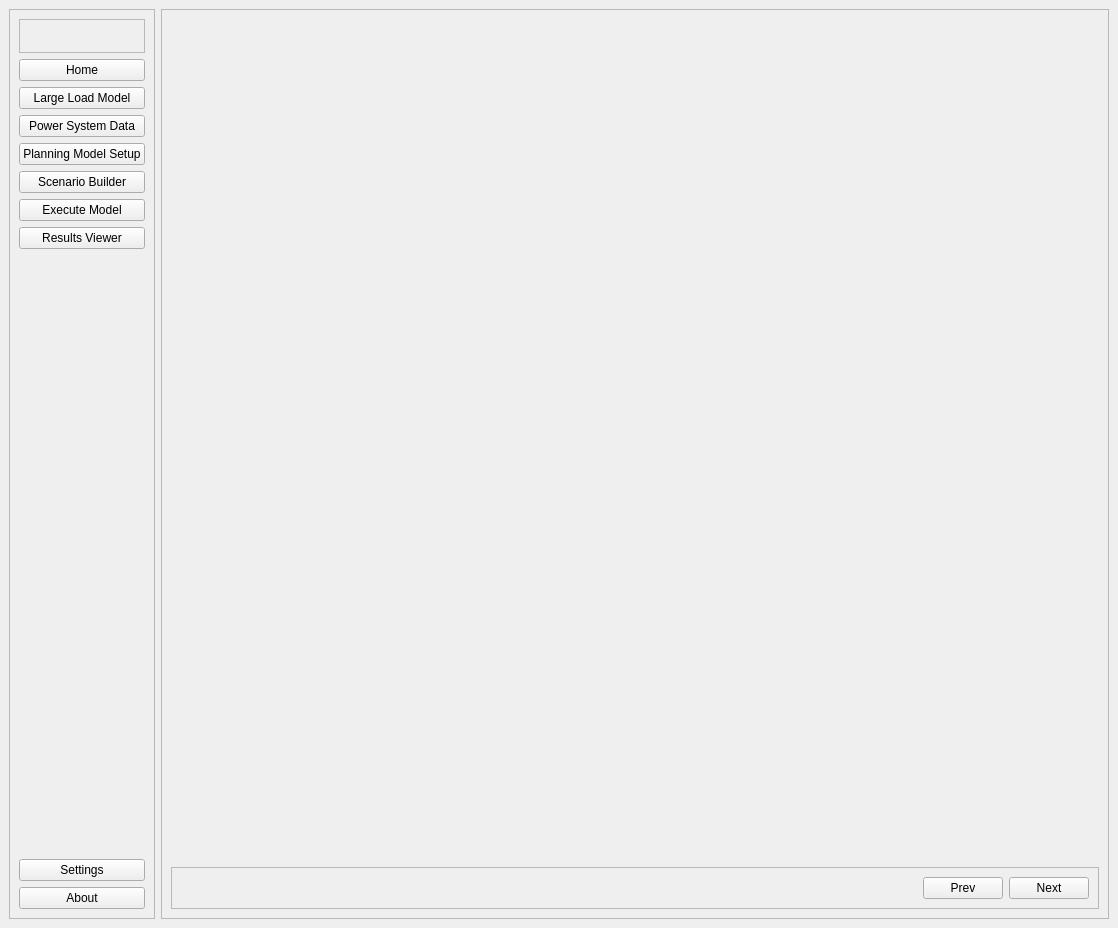
Before: the Qt Designer form quest_planning/ui/forms/main_window/main_window.ui in sandialabs/quest_planning, drawn with Qt 5.
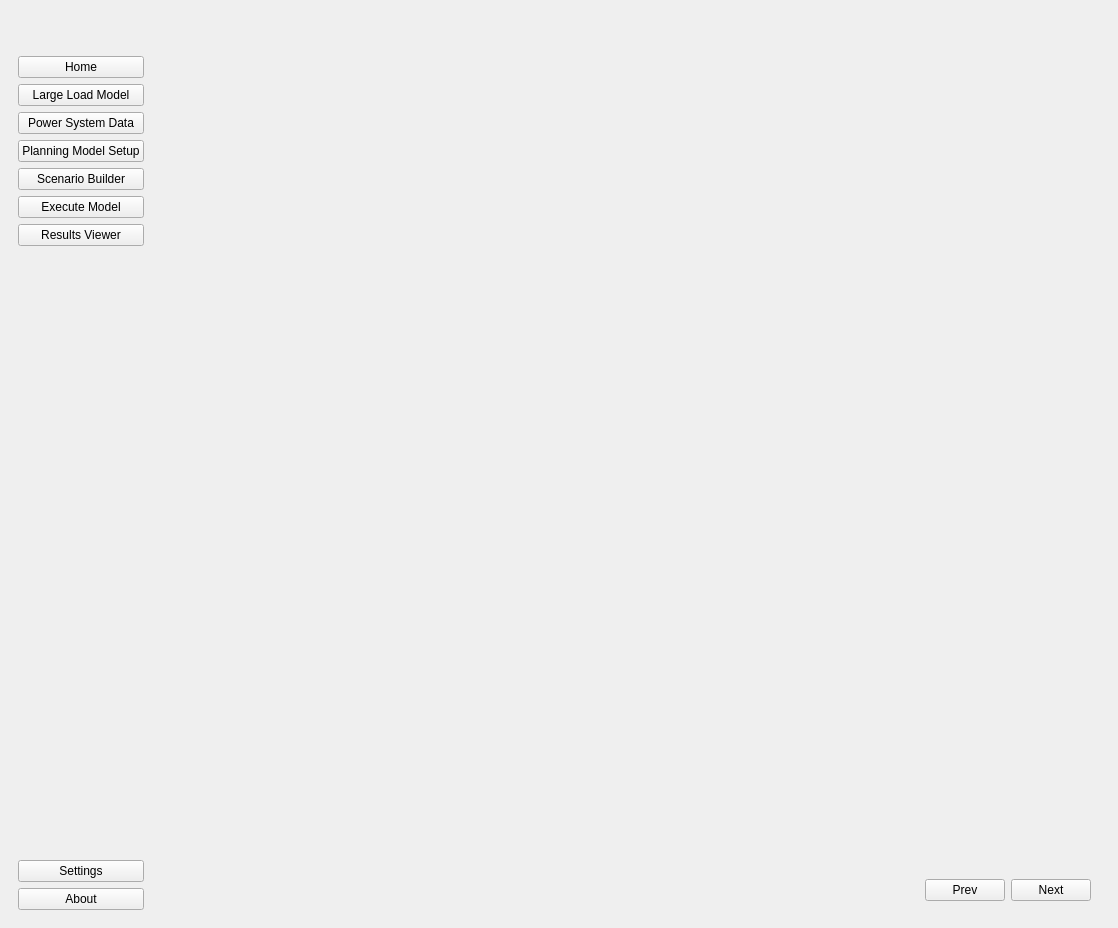
After: the same form once the commit is applied.

What changed in the file:
```diff
--- a/quest_planning/ui/forms/main_window/main_window.ui
+++ b/quest_planning/ui/forms/main_window/main_window.ui
@@ -18,7 +18,7 @@
     <item>
      <widget class="QFrame" name="frame_ribbon">
       <property name="frameShape">
-       <enum>QFrame::StyledPanel</enum>
+       <enum>QFrame::NoFrame</enum>
       </property>
       <property name="frameShadow">
        <enum>QFrame::Raised</enum>
@@ -27,7 +27,7 @@
        <item>
         <widget class="QFrame" name="frame_logo">
          <property name="frameShape">
-          <enum>QFrame::StyledPanel</enum>
+          <enum>QFrame::NoFrame</enum>
          </property>
          <property name="frameShadow">
           <enum>QFrame::Raised</enum>
@@ -125,7 +125,7 @@
     <item>
      <widget class="QFrame" name="frame_content">
       <property name="frameShape">
-       <enum>QFrame::StyledPanel</enum>
+       <enum>QFrame::NoFrame</enum>
       </property>
       <property name="frameShadow">
        <enum>QFrame::Raised</enum>
@@ -147,7 +147,7 @@
        <item>
         <widget class="QFrame" name="frame_nav_btns">
          <property name="frameShape">
-          <enum>QFrame::StyledPanel</enum>
+          <enum>QFrame::NoFrame</enum>
          </property>
          <property name="frameShadow">
           <enum>QFrame::Raised</enum>
```
